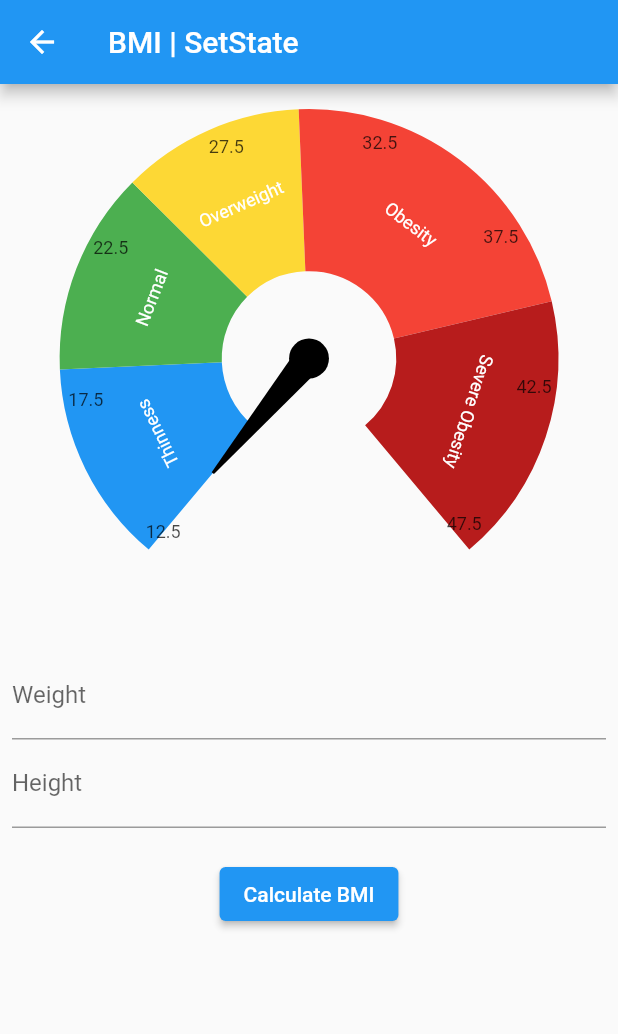
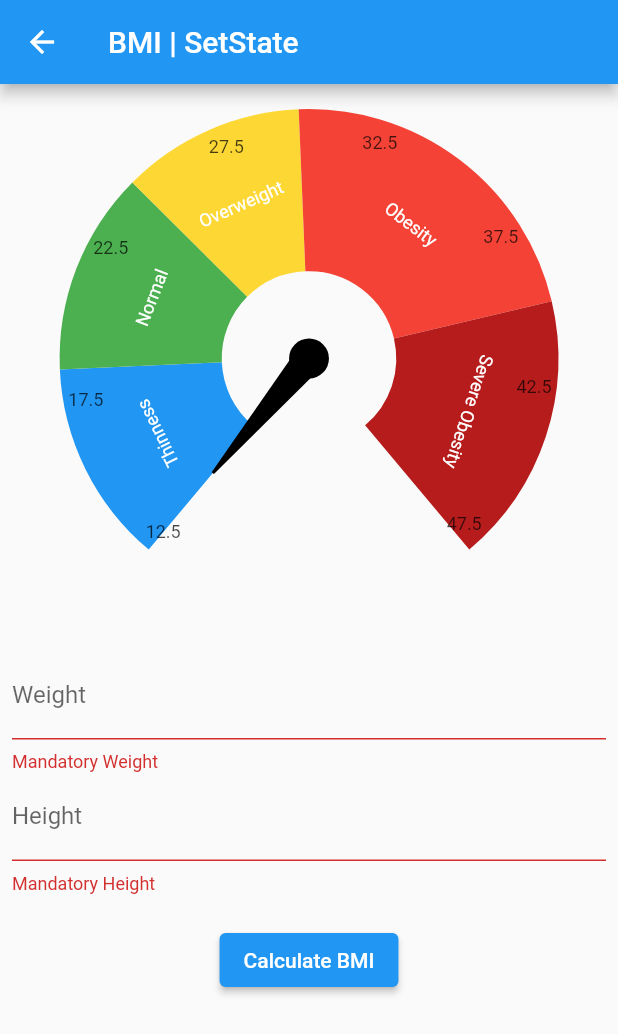
Before and after one commit to felipecastrosales/state_management, a Flutter app: the BMISetStatePage screen opened directly, after a tap on "Calculate BMI", on a phone screen of 412 x 824 dp. Shown: the top 1034 px of the screen. Run offline on Flutter 3.47's test engine with Material 2 defaults, Android fonts, the phone set to English and light mode, and no system bars; drawn by our look-alikes of syncfusion_flutter_gauges; our stand-ins replace currency_text_input_formatter.

Commit message:
updating template

```diff
--- a/lib/widgets/template.dart
+++ b/lib/widgets/template.dart
@@ -1,6 +1,9 @@
+import 'dart:math';
+
 import 'package:flutter/material.dart';
 
 import 'package:currency_text_input_formatter/currency_text_input_formatter.dart';
+import 'package:intl/intl.dart';
 
 import 'bmi_gauge.dart';
 
@@ -12,9 +15,24 @@ class BMISetStatePage extends StatefulWidget {
 }
 
 class _BMISetStatePageState extends State<BMISetStatePage> {
+  final formKey = GlobalKey<FormState>();
   final weightController = TextEditingController();
   final heightController = TextEditingController();
   var bmi = 0.0;
+
+  Future<void> _calculateBMI({
+    required double weight,
+    required double height,
+  }) async {
+    setState(() {
+      bmi = 0.0;
+    });
+    await Future.delayed(const Duration(seconds: 1));
+    setState(() {
+      bmi = weight / pow(height, 2);
+    });
+  }
+
 
   @override
   void dispose() {
@@ -30,6 +48,8 @@ class _BMISetStatePageState extends State<BMISetStatePage> {
         title: const Text('BMI | SetState'),
       ),
       body: SingleChildScrollView(
+        child: Form(
+          key: formKey,
           child: Padding(
             padding: const EdgeInsets.all(8.0),
             child: Column(
@@ -38,6 +58,11 @@ class _BMISetStatePageState extends State<BMISetStatePage> {
                 const SizedBox(height: 20),
                 TextFormField(
                   controller: weightController,
+                  validator: (String? value) {
+                    if (value == null || value.isEmpty) {
+                      return 'Mandatory Weight';
+                    }
+                  },
                   keyboardType: TextInputType.number,
                   decoration: const InputDecoration(labelText: 'Weight'),
                   inputFormatters: [
@@ -52,6 +77,11 @@ class _BMISetStatePageState extends State<BMISetStatePage> {
                 ),
                 TextFormField(
                   controller: heightController,
+                  validator: (String? value) {
+                    if (value == null || value.isEmpty) {
+                      return 'Mandatory Height';
+                    }
+                  },
                   keyboardType: TextInputType.number,
                   decoration: const InputDecoration(labelText: 'Height'),
                   inputFormatters: [
@@ -66,13 +96,30 @@ class _BMISetStatePageState extends State<BMISetStatePage> {
                 ),
                 const SizedBox(height: 20),
                 ElevatedButton(
-                onPressed: () {},
+                  onPressed: () {
+                    var formValid = formKey.currentState?.validate() ?? false;
+                    if (formValid) {
+                      var formatter = NumberFormat.simpleCurrency(
+                        locale: 'pt_BR',
+                        decimalDigits: 2,
+                      );
+                      double weight =
+                          formatter.parse(weightController.text) as double;
+                      double height =
+                          formatter.parse(heightController.text) as double;
+                      _calculateBMI(
+                        weight: weight,
+                        height: height,
+                      );
+                    }
+                  },
                   child: const Text('Calculate BMI'),
                 ),
               ],
             ),
           ),
         ),
+      ),
     );
   }
 }
```
Lines whose indentation alone changed are shown as unchanged.
